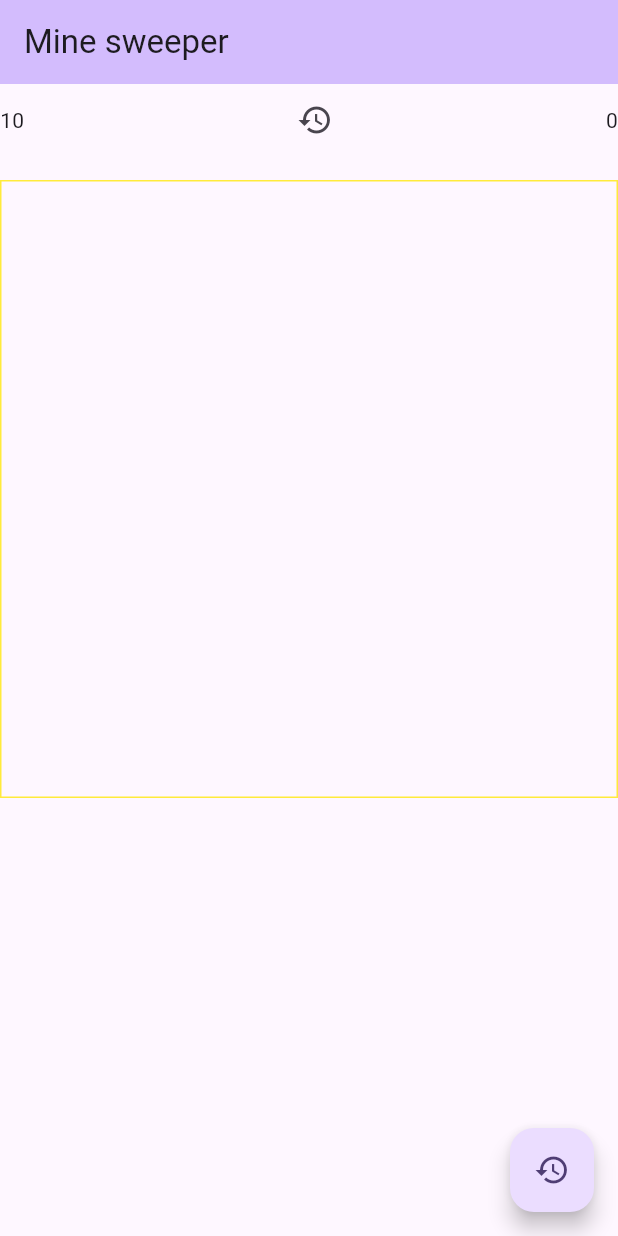
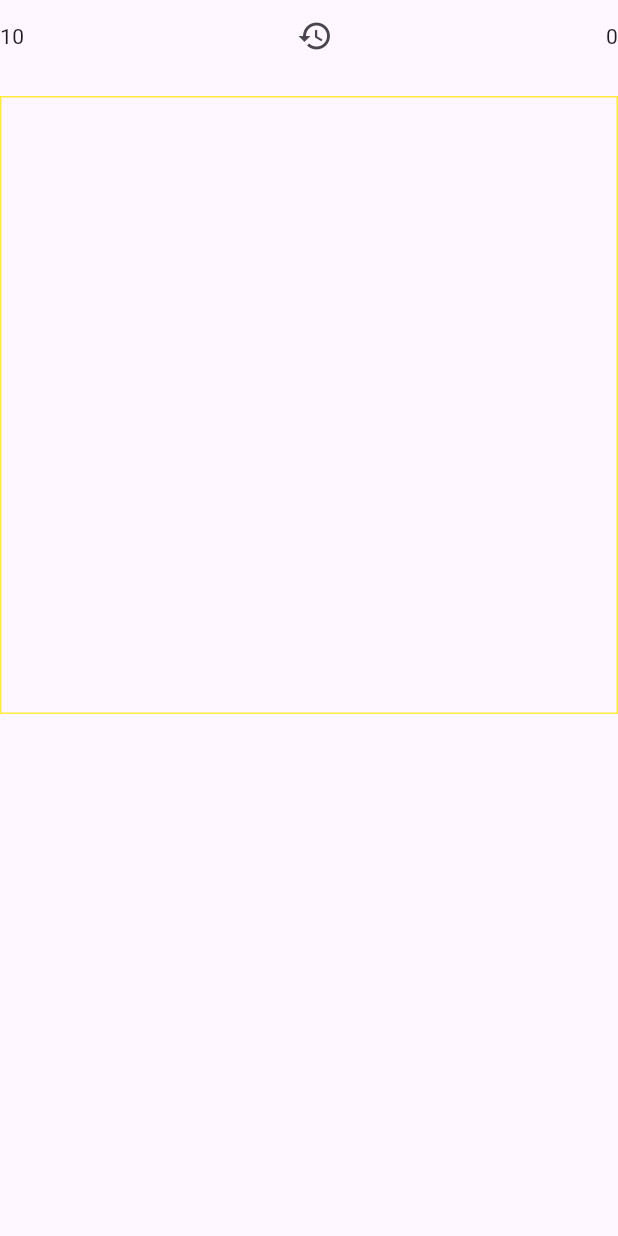
Before and after one commit to Pierre-Monier/minesweeper, a Flutter app: the screen it shows after launch, on a phone screen of 412 x 824 dp. Run offline on Flutter 3.47's test engine with Material 2 defaults, Android fonts, the phone set to English and light mode, and no system bars.

Commit message:
refactor: change UI structure

```diff
--- a/lib/main.dart
+++ b/lib/main.dart
@@ -1,10 +1,5 @@
 import 'package:flutter/material.dart';
-import 'package:mines_sweeper/game/cell.dart';
-import 'package:mines_sweeper/game/game.dart';
-import 'package:mines_sweeper/notifier/first_revealed_mine.dart';
-import 'package:mines_sweeper/notifier/game.notifier.dart';
-import 'package:mines_sweeper/ui/cell_tile.dart';
-import 'package:mines_sweeper/ui/game_bar.dart';
+import 'package:mines_sweeper/ui/game_page.dart';
 
 void main() {
   runApp(const MyApp());
@@ -16,102 +11,11 @@ class MyApp extends StatelessWidget {
   @override
   Widget build(BuildContext context) {
     return MaterialApp(
-      title: 'Flutter Demo',
       theme: ThemeData(
         colorScheme: ColorScheme.fromSeed(seedColor: Colors.deepPurple),
         useMaterial3: true,
       ),
-      home: const MyHomePage(title: 'Mine sweeper'),
+      home: const GamePage(),
     );
   }
 }
-
-class MyHomePage extends StatefulWidget {
-  const MyHomePage({super.key, required this.title});
-
-  final String title;
-
-  @override
-  State<MyHomePage> createState() => _MyHomePageState();
-}
-
-class _MyHomePageState extends State<MyHomePage> {
-  final _gameNotifier = GameNotifier(Game());
-  Cell? _firstRevealedMine;
-
-  void _onFirstMineRevealedChange() {
-    setState(() {
-      _firstRevealedMine = _game.firstRevealedMine.value;
-    });
-  }
-
-  void _onGameChange() {
-    _game.firstRevealedMine.addListener(_onFirstMineRevealedChange);
-    setState(() {
-      _firstRevealedMine = null;
-    });
-  }
-
-  @override
-  void initState() {
-    _game.firstRevealedMine.addListener(_onFirstMineRevealedChange);
-    _gameNotifier.addListener(_onGameChange);
-    super.initState();
-  }
-
-  @override
-  void dispose() {
-    _gameNotifier.value.gameStatus.removeListener(_onFirstMineRevealedChange);
-    _gameNotifier.removeListener(_onGameChange);
-    super.dispose();
-  }
-
-  Game get _game => _gameNotifier.value;
-
-  @override
-  Widget build(BuildContext context) {
-    return FirstRevealedMine(
-      mine: _firstRevealedMine,
-      child: Scaffold(
-        appBar: AppBar(
-          backgroundColor: Theme.of(context).colorScheme.inversePrimary,
-          title: Text(widget.title),
-        ),
-        floatingActionButton: FloatingActionButton(
-          onPressed: _gameNotifier.resetGame,
-          tooltip: 'Reset game',
-          child: const Icon(Icons.restore),
-        ),
-        body: Column(
-          children: [
-            GameBar(gameNotifier: _gameNotifier),
-            const SizedBox(
-              height: 16,
-            ),
-            DecoratedBox(
-              decoration: BoxDecoration(
-                // color: Colors.yellow,
-                border: Border.all(color: Colors.yellow),
-              ),
-              child: ValueListenableBuilder(
-                valueListenable: _gameNotifier,
-                builder: (context, value, child) => GridView.count(
-                  shrinkWrap: true,
-                  crossAxisCount: value.rows,
-                  children: value.cells
-                      .map(
-                        (e) => CellTile(
-                          cell: e,
-                          onCellTap: () => value.tapCell(e),
-                        ),
-                      )
-                      .toList(),
-                ),
-              ),
-            ),
-          ],
-        ),
-      ),
-    );
-  }
-}
--- /dev/null
+++ b/lib/ui/game_body.dart
@@ -0,0 +1,34 @@
+import 'package:flutter/material.dart';
+import 'package:mines_sweeper/notifier/game.notifier.dart';
+import 'package:mines_sweeper/ui/cell_tile.dart';
+
+class GameBody extends StatelessWidget {
+  const GameBody({required this.gameNotifier, super.key});
+
+  final GameNotifier gameNotifier;
+
+  @override
+  Widget build(BuildContext context) {
+    return DecoratedBox(
+      decoration: BoxDecoration(
+        // color: Colors.yellow,
+        border: Border.all(color: Colors.yellow),
+      ),
+      child: ValueListenableBuilder(
+        valueListenable: gameNotifier,
+        builder: (context, value, child) => GridView.count(
+          shrinkWrap: true,
+          crossAxisCount: value.rows,
+          children: value.cells
+              .map(
+                (e) => CellTile(
+                  cell: e,
+                  onCellTap: () => value.tapCell(e),
+                ),
+              )
+              .toList(),
+        ),
+      ),
+    );
+  }
+}
--- /dev/null
+++ b/lib/ui/game_page.dart
@@ -0,0 +1,66 @@
+import 'package:flutter/material.dart';
+import 'package:mines_sweeper/game/cell.dart';
+import 'package:mines_sweeper/game/game.dart';
+import 'package:mines_sweeper/notifier/first_revealed_mine.dart';
+import 'package:mines_sweeper/notifier/game.notifier.dart';
+import 'package:mines_sweeper/ui/game_bar.dart';
+import 'package:mines_sweeper/ui/game_body.dart';
+
+class GamePage extends StatefulWidget {
+  const GamePage({super.key});
+
+  @override
+  State<GamePage> createState() => _MyHomePageState();
+}
+
+class _MyHomePageState extends State<GamePage> {
+  final _gameNotifier = GameNotifier(Game());
+  Cell? _firstRevealedMine;
+
+  void _onFirstMineRevealedChange() {
+    setState(() {
+      _firstRevealedMine = _game.firstRevealedMine.value;
+    });
+  }
+
+  void _onGameChange() {
+    _game.firstRevealedMine.addListener(_onFirstMineRevealedChange);
+    setState(() {
+      _firstRevealedMine = null;
+    });
+  }
+
+  @override
+  void initState() {
+    _game.firstRevealedMine.addListener(_onFirstMineRevealedChange);
+    _gameNotifier.addListener(_onGameChange);
+    super.initState();
+  }
+
+  @override
+  void dispose() {
+    _gameNotifier.value.gameStatus.removeListener(_onFirstMineRevealedChange);
+    _gameNotifier.removeListener(_onGameChange);
+    super.dispose();
+  }
+
+  Game get _game => _gameNotifier.value;
+
+  @override
+  Widget build(BuildContext context) {
+    return FirstRevealedMine(
+      mine: _firstRevealedMine,
+      child: Scaffold(
+        body: Column(
+          children: [
+            GameBar(gameNotifier: _gameNotifier),
+            const SizedBox(
+              height: 16,
+            ),
+            GameBody(gameNotifier: _gameNotifier)
+          ],
+        ),
+      ),
+    );
+  }
+}
```
